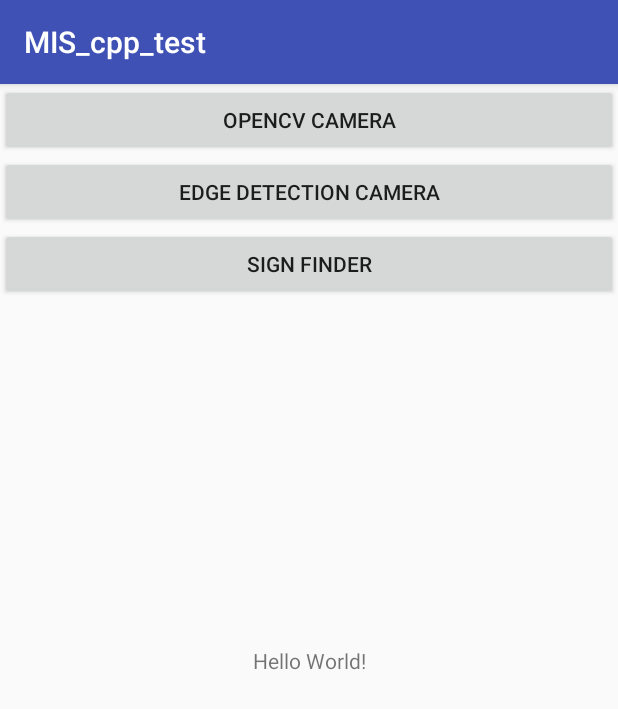
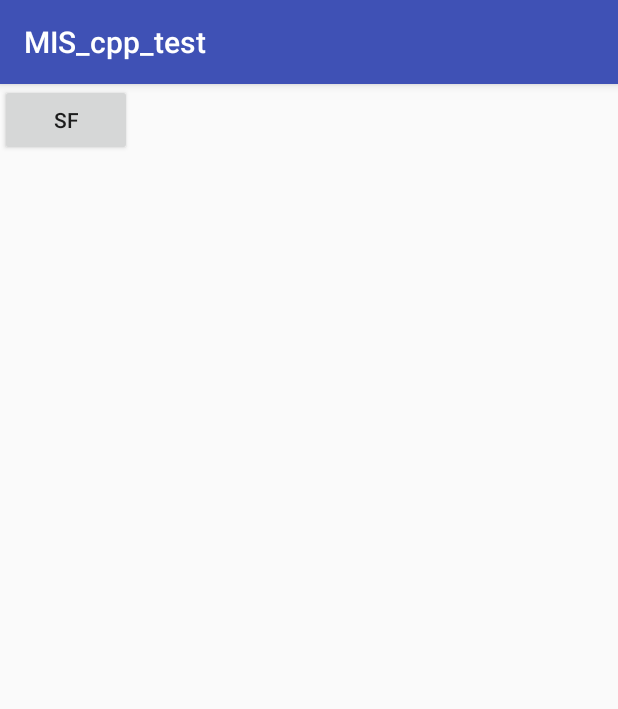
Before and after one commit to gary444/MIS_cpp_algorithm_test, an Android app: the screen it shows after launch (MainActivity), on a phone screen of 412 x 824 dp. Shown: the top 709 px of the screen. Run offline under Robolectric (Android 15) with nearby library versions, the phone set to English and light mode, and no system bars; 2 statements that could not run were skipped.

Commit message:
added content task

```diff
--- a/app/src/main/AndroidManifest.xml
+++ b/app/src/main/AndroidManifest.xml
@@ -41,10 +41,6 @@
             </intent-filter>
         </activity>
         <activity android:name=".OpenCVCamera" />
-        <activity
-            android:name=".EdgeDetection"
-            android:screenOrientation="landscape"
-            android:theme="@style/Theme.AppCompat.Light.NoActionBar.FullScreen" />
         <activity android:name=".SignFinder"
             android:screenOrientation="landscape"
             android:theme="@style/Theme.AppCompat.Light.NoActionBar.FullScreen"/>
--- a/app/src/main/java/com/example/garyrendle/mis_cpp_test/GetContentTask.java
+++ b/app/src/main/java/com/example/garyrendle/mis_cpp_test/GetContentTask.java
@@ -19,12 +19,10 @@ import java.net.URL;
 public class GetContentTask extends AsyncTask<String, Void, Integer> {
 
     private static final String TAG = "GetContentTask";
-//
-//    private TextView textView;
+
     private MainActivity activity;
 
     public GetContentTask(MainActivity activity){
-//        this.textView = textView;
         this.activity = activity;
     }
 
@@ -95,5 +93,7 @@ public class GetContentTask extends AsyncTask<String, Void, Integer> {
         Log.d(TAG, "onPostExecute: " + input);
 
         Toast.makeText(activity, "max speed = " + input, Toast.LENGTH_SHORT).show();
+
+        activity = null;
     }
 }
--- a/app/src/main/java/com/example/garyrendle/mis_cpp_test/MainActivity.java
+++ b/app/src/main/java/com/example/garyrendle/mis_cpp_test/MainActivity.java
@@ -8,13 +8,6 @@ import android.view.View;
 import android.widget.Button;
 import android.widget.TextView;
 
-
-import java.io.BufferedInputStream;
-import java.io.BufferedReader;
-import java.io.InputStream;
-import java.io.InputStreamReader;
-import java.net.HttpURLConnection;
-import java.net.URL;
 
 public class MainActivity extends AppCompatActivity {
 
@@ -35,31 +28,9 @@ public class MainActivity extends AppCompatActivity {
         setContentView(R.layout.activity_main);
 
 
-//        String url = "https://www.bbc.com/";
         String url = "https://overpass-api.de/api/interpreter?data=[out:json];way[maxspeed](around:50.0,50.9896629,11.3221793);out%20tags;";
         new GetContentTask(this).execute(url);
 
-
-
-        // Button to call OpenCV Camera Activity
-        Button cameraInit = (Button)findViewById(R.id.cameraInit);
-        cameraInit.setOnClickListener(new View.OnClickListener() {
-            @Override
-            public void onClick(View v) {
-                Intent i = new Intent(getApplicationContext(),OpenCVCamera.class);
-                startActivity(i);
-            }
-        });
-
-        // Button to call Edge Detect Activity
-        Button edgeDetect = (Button)findViewById(R.id.edgeDetect);
-        edgeDetect.setOnClickListener(new View.OnClickListener() {
-            @Override
-            public void onClick(View v) {
-                Intent i = new Intent(getApplicationContext(),EdgeDetection.class);
-                startActivity(i);
-            }
-        });
 
         // Button to call Sign Finder Activity
         Button signFinder = (Button)findViewById(R.id.signFinder);
--- a/app/src/main/res/layout/activity_main.xml
+++ b/app/src/main/res/layout/activity_main.xml
@@ -6,36 +6,20 @@
     android:layout_height="match_parent"
     tools:context=".MainActivity">
 
-    <TextView
-        android:id="@+id/sample_text"
+    <!--<TextView-->
+        <!--android:id="@+id/sample_text"-->
+        <!--android:layout_width="wrap_content"-->
+        <!--android:layout_height="wrap_content"-->
+        <!--android:text="Hello World!"-->
+        <!--app:layout_constraintBottom_toBottomOf="parent"-->
+        <!--app:layout_constraintLeft_toLeftOf="parent"-->
+        <!--app:layout_constraintRight_toRightOf="parent"-->
+        <!--app:layout_constraintTop_toTopOf="parent" />-->
+
+    <Button
+        android:text="SF"
         android:layout_width="wrap_content"
         android:layout_height="wrap_content"
-        android:text="Hello World!"
-        app:layout_constraintBottom_toBottomOf="parent"
-        app:layout_constraintLeft_toLeftOf="parent"
-        app:layout_constraintRight_toRightOf="parent"
-        app:layout_constraintTop_toTopOf="parent" />
-
-    <Button
-        android:text="OpenCV Camera"
-        android:layout_width="match_parent"
-        android:layout_height="wrap_content"
-        android:layout_alignParentBottom="true"
-        android:id="@+id/cameraInit"/>
-
-    <Button
-        android:text="Edge Detection Camera"
-        android:layout_width="match_parent"
-        android:layout_height="wrap_content"
-        app:layout_constraintTop_toBottomOf="@+id/cameraInit"
-        android:layout_alignParentBottom="true"
-        android:id="@+id/edgeDetect"/>
-
-    <Button
-        android:text="Sign Finder"
-        android:layout_width="match_parent"
-        android:layout_height="wrap_content"
-        app:layout_constraintTop_toBottomOf="@+id/edgeDetect"
         android:layout_alignParentBottom="true"
         android:id="@+id/signFinder"/>
 
```
